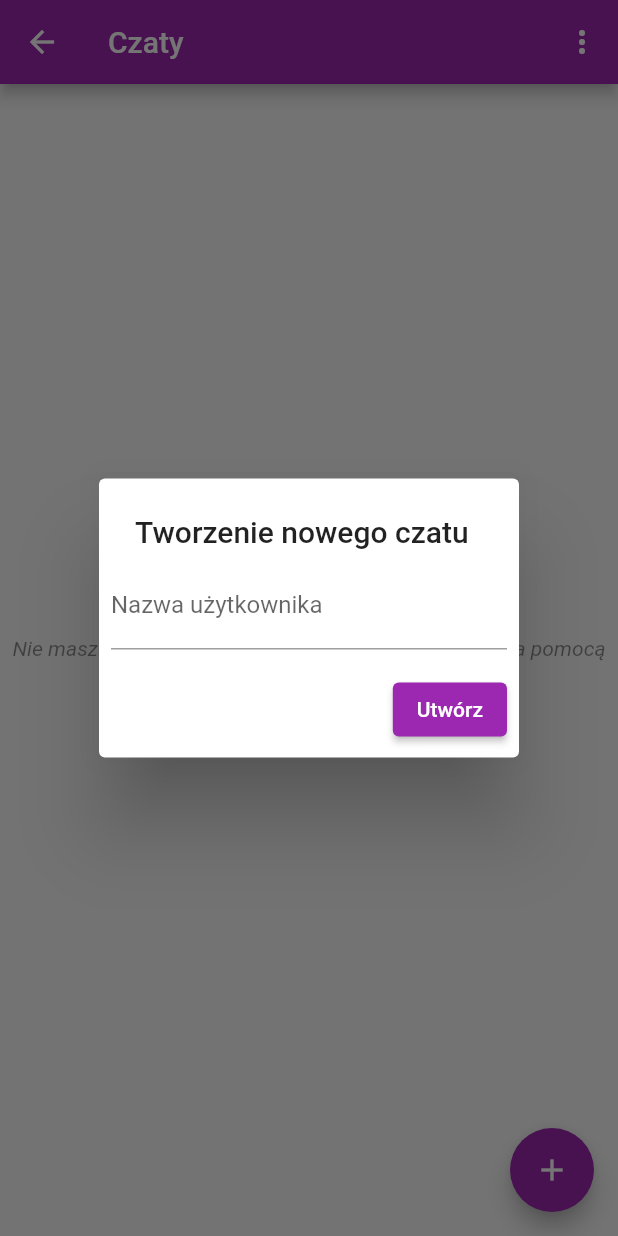
After one commit to Miko1012/priviet_app, a Flutter app: the ChatsScreen screen opened by its route, after a tap on the "add" icon, on a phone screen of 412 x 824 dp. The commit adds this screen. Run offline on Flutter 3.47's test engine with Material 2 defaults, Android fonts, the phone set to English and light mode, and no system bars; our stand-ins replace flutter_secure_storage; missing offline and left inert: pointycastle, rsa_encrypt; accounts and stored records are empty.

Commit message:
ChatScreen

```diff
--- a/lib/main.dart
+++ b/lib/main.dart
@@ -1,6 +1,7 @@
 import 'package:flutter/material.dart';
+import 'package:priviet_app/pages/chats.dart';
 import 'package:priviet_app/pages/login.dart';
-import 'package:priviet_app/pages/register.dart';
+import 'package:priviet_app/pages/registration.dart';
 
 void main() {
   runApp(const MyApp());
@@ -19,6 +20,7 @@ class MyApp extends StatelessWidget {
         '/': (context) => const WelcomePage(),
         '/register': (context) => const RegistrationScreen(),
         '/login': (context) => const LoginScreen(),
+        '/chats': (context) => const ChatsScreen(),
       },
       theme: ThemeData(
         // This is the theme of your application.
--- a/lib/page_parts/login_form.dart
+++ b/lib/page_parts/login_form.dart
@@ -23,6 +23,7 @@ class _LoginFormState extends State<LoginForm> {
             content: Text('Pomyślnie zalogowano!'),
             backgroundColor: Colors.green,
             duration: Duration(seconds: 2)));
+        Navigator.of(context).pushNamedAndRemoveUntil('/chats', (Route<dynamic> route) => false);
         break;
       case 401:
         ScaffoldMessenger.of(context).showSnackBar(const SnackBar(
--- /dev/null
+++ b/lib/pages/chats.dart
@@ -0,0 +1,105 @@
+import 'dart:ui';
+
+import 'package:flutter/material.dart';
+import 'package:flutter_secure_storage/flutter_secure_storage.dart';
+
+class ChatsScreen extends StatefulWidget {
+  const ChatsScreen({Key? key}) : super(key: key);
+
+  @override
+  State<ChatsScreen> createState() => _ChatsScreenState();
+}
+
+class _ChatsScreenState extends State<ChatsScreen> {
+  final FlutterSecureStorage storage = const FlutterSecureStorage();
+  final _chats = [];
+
+  Future<void> handleClick(String choice) async {
+    switch (choice) {
+      case 'Wyloguj się':
+        await storage.delete(key: 'access-token');
+        await storage.delete(key: 'logged-as');
+        Navigator.of(context)
+            .pushNamedAndRemoveUntil('/', (Route<dynamic> route) => false);
+        break;
+      case 'Moje konto':
+        // #TODO: zrobić screena z informacjami o użytkowniku
+        break;
+    }
+  }
+
+  void createNewChat(String addressee) {
+
+  }
+
+  void showNewChatModal() {
+    final _controller = TextEditingController();
+
+    showDialog(
+      builder: (BuildContext context) {
+        return AlertDialog(
+          title: const Text('Tworzenie nowego czatu'),
+          contentPadding: const EdgeInsets.all(8.0),
+          content: Form(
+            child: TextFormField(
+              decoration: const InputDecoration(
+                labelText: 'Nazwa użytkownika',
+              ),
+              controller: _controller,
+            ),
+          ),
+          actions: [
+            ElevatedButton(
+              onPressed: () => createNewChat(_controller.text),
+              child: const Text('Utwórz'),
+            ),
+          ],
+        );
+      },
+      context: context,
+    );
+  }
+
+  @override
+  Widget build(BuildContext context) {
+    return Scaffold(
+      appBar: AppBar(
+        title: const Text('Czaty'),
+        actions: <Widget>[
+          PopupMenuButton<String>(
+            onSelected: handleClick,
+            itemBuilder: (BuildContext context) {
+              return {'Wyloguj się', 'Moje konto'}.map((String choice) {
+                return PopupMenuItem<String>(
+                  value: choice,
+                  child: Text(choice),
+                );
+              }).toList();
+            },
+          ),
+        ],
+      ),
+      body: _chats.isEmpty
+          ? const Center(
+              child: Text(
+                'Nie masz żadnych czatów. Utwórz nową konwersację za pomocą '
+                'przycisku w prawym dolnym rogu ekranu.',
+                style: TextStyle(
+                  fontStyle: FontStyle.italic,
+                  color: Colors.black45,
+                ),
+                textAlign: TextAlign.center,
+              ),
+            )
+          : const Center(
+              child: Text('tu będą czaty'),
+            ),
+      floatingActionButton: FloatingActionButton(
+        onPressed: showNewChatModal,
+        backgroundColor: Colors.purple,
+        foregroundColor: Colors.white,
+        child: const Icon(Icons.add),
+      ),
+    );
+  }
+}
```
Also changed, not shown: lib/helpers/api_helper.dart (+14 -4 lines), lib/pages/registration.dart (renamed from lib/pages/register.dart), 1 other file.
